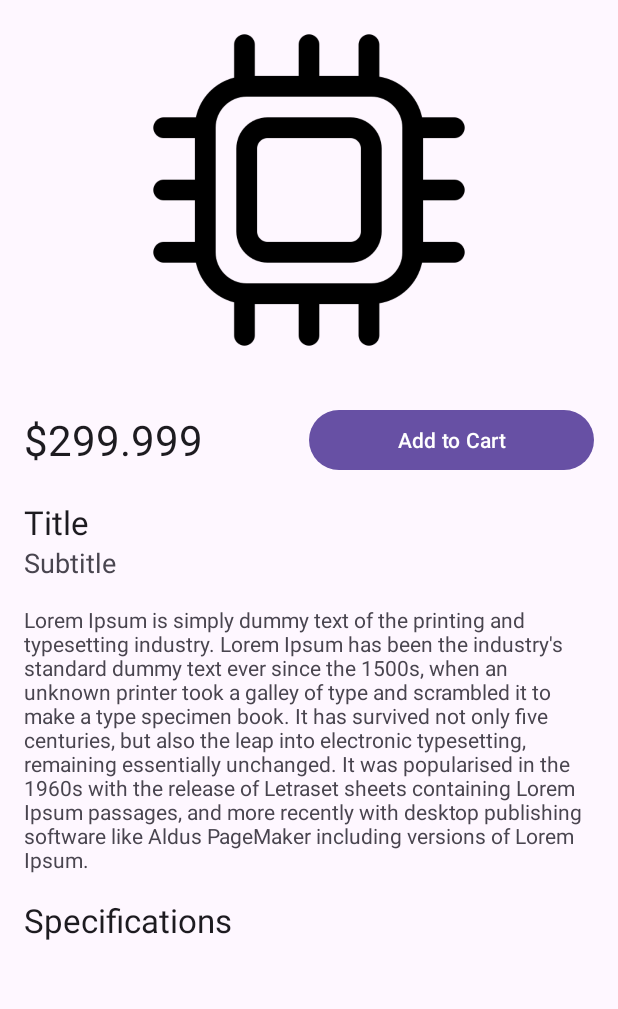
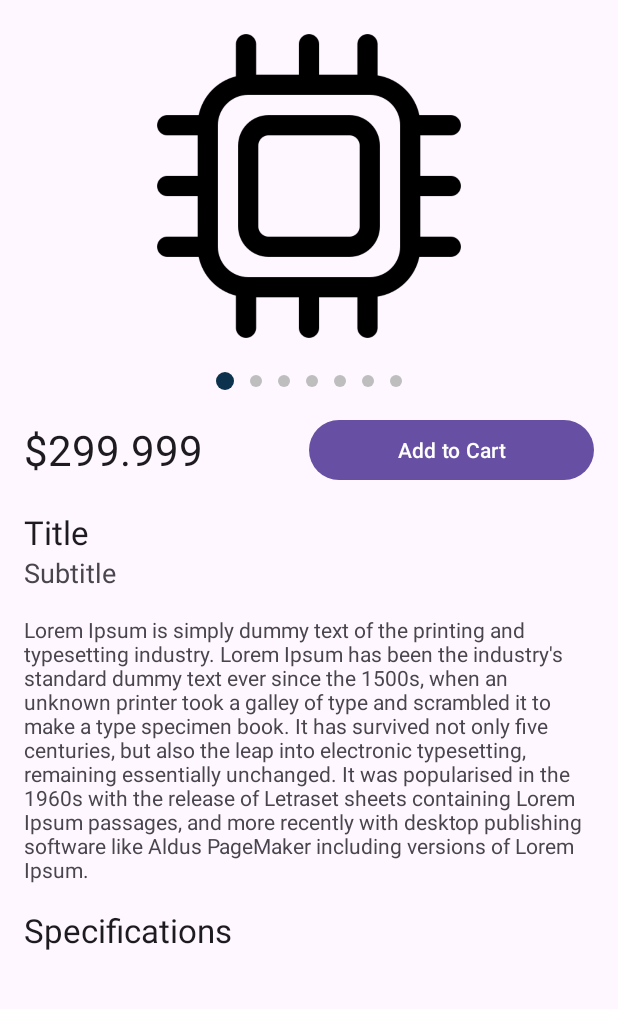
Before and after one commit to UOASOFTENG306/project-1-project-1-team-25, an Android app: the fragment DetailsFragment placed in its activity, on a phone screen of 412 x 824 dp, the part 85-1094 px from its top. Run offline under Robolectric (Android 15) with nearby library versions, the phone set to English and light mode, and no system bars; our stand-ins replace Firebase (no records; nobody signed in at launch, a user with empty details on screens opened directly).

Commit message:
feat: added dots to details pager

```diff
--- a/app/src/main/java/com/example/techswap/fragments/DetailsFragment.java
+++ b/app/src/main/java/com/example/techswap/fragments/DetailsFragment.java
@@ -4,11 +4,15 @@ import android.os.Bundle;
 import android.view.LayoutInflater;
 import android.view.View;
 import android.view.ViewGroup;
+import android.widget.ImageView;
+import android.widget.LinearLayout;
 
 import androidx.annotation.NonNull;
+import androidx.core.content.ContextCompat;
 import androidx.fragment.app.Fragment;
 import androidx.recyclerview.widget.LinearLayoutManager;
 import androidx.recyclerview.widget.RecyclerView;
+import androidx.viewpager.widget.ViewPager;
 import androidx.viewpager2.widget.ViewPager2;
 
 import com.example.techswap.R;
@@ -23,7 +27,12 @@ import java.util.List;
 
 public class DetailsFragment extends Fragment {
 
-private FragmentDetailsBinding binding;
+    private FragmentDetailsBinding binding;
+
+    ViewPager2 viewPager;
+    LinearLayout sliderDotspanel;
+    private int dotscount;
+    private ImageView[] dots;
 
     public static DetailsFragment newInstance(Item item) {
         DetailsFragment fragment = new DetailsFragment();
@@ -67,11 +76,10 @@ private FragmentDetailsBinding binding;
 
             SpecificationAdapter adapter = new SpecificationAdapter(specificationList, valueList);
             recyclerView.setAdapter(adapter);
-        } else {
-
         }
 
-        ViewPager2 mViewPager = binding.detailsPager;
+        // view pager
+        viewPager = binding.detailsPager;
 
         List<Integer> imageList = Arrays.asList(
                 R.drawable.cpu,
@@ -84,7 +92,43 @@ private FragmentDetailsBinding binding;
         );
 
         ImageAdapter adapterView = new ImageAdapter(imageList);
-        mViewPager.setAdapter(adapterView);
+        viewPager.setAdapter(adapterView);
+
+        // view pager dots
+        sliderDotspanel = binding.sliderDotsPanel;
+        dotscount = adapterView.getItemCount();
+        dots = new ImageView[dotscount];
+
+        for(int i = 0; i < dotscount; i++){
+
+            dots[i] = new ImageView(requireContext());
+            dots[i].setImageDrawable(ContextCompat.getDrawable(requireContext(), R.drawable.inactive_dot));
+
+            LinearLayout.LayoutParams params = new LinearLayout.LayoutParams(LinearLayout.LayoutParams.WRAP_CONTENT, LinearLayout.LayoutParams.WRAP_CONTENT);
+
+            params.setMargins(8, 0, 8, 0);
+
+            sliderDotspanel.addView(dots[i], params);
+
+        }
+
+        dots[0].setImageDrawable(ContextCompat.getDrawable(requireContext(), R.drawable.active_dot));
+
+        viewPager.registerOnPageChangeCallback(new ViewPager2.OnPageChangeCallback() {
+            @Override
+            public void onPageScrolled(int position, float positionOffset, int positionOffsetPixels) {}
+
+            @Override
+            public void onPageSelected(int position) {
+                for(int i = 0; i< dotscount; i++){
+                    dots[i].setImageDrawable(ContextCompat.getDrawable(requireContext(), R.drawable.inactive_dot));
+                }
+                dots[position].setImageDrawable(ContextCompat.getDrawable(requireContext(), R.drawable.active_dot));
+            }
+
+            @Override
+            public void onPageScrollStateChanged(int state) {}
+        });
 
         return binding.getRoot();
 
--- /dev/null
+++ b/app/src/main/res/drawable/active_dot.xml
@@ -0,0 +1,9 @@
+<?xml version="1.0" encoding="utf-8"?>
+<shape xmlns:android="http://schemas.android.com/apk/res/android"
+    android:shape="oval" android:useLevel="true"
+    android:dither="true">
+
+    <size android:height="12dip" android:width="12dip"/>
+
+    <solid android:color="#0D324D"/>
+</shape>
--- /dev/null
+++ b/app/src/main/res/drawable/inactive_dot.xml
@@ -0,0 +1,9 @@
+<?xml version="1.0" encoding="utf-8"?>
+<shape xmlns:android="http://schemas.android.com/apk/res/android"
+    android:shape="oval" android:useLevel="true"
+    android:dither="true">
+
+    <size android:height="8dip" android:width="8dip"/>
+
+    <solid android:color="#bebebe"/>
+</shape>
--- a/app/src/main/res/layout/fragment_details.xml
+++ b/app/src/main/res/layout/fragment_details.xml
@@ -14,6 +14,14 @@
         android:layout_height="0dp"
         android:layout_weight="40"
         android:padding="16dp" />
+
+    <LinearLayout
+        android:id="@+id/sliderDotsPanel"
+        android:layout_below="@+id/viewPager"
+        android:orientation="horizontal"
+        android:gravity="center_vertical|center_horizontal"
+        android:layout_width="match_parent"
+        android:layout_height="wrap_content"/>
 
     <LinearLayout
         android:layout_width="match_parent"
```
